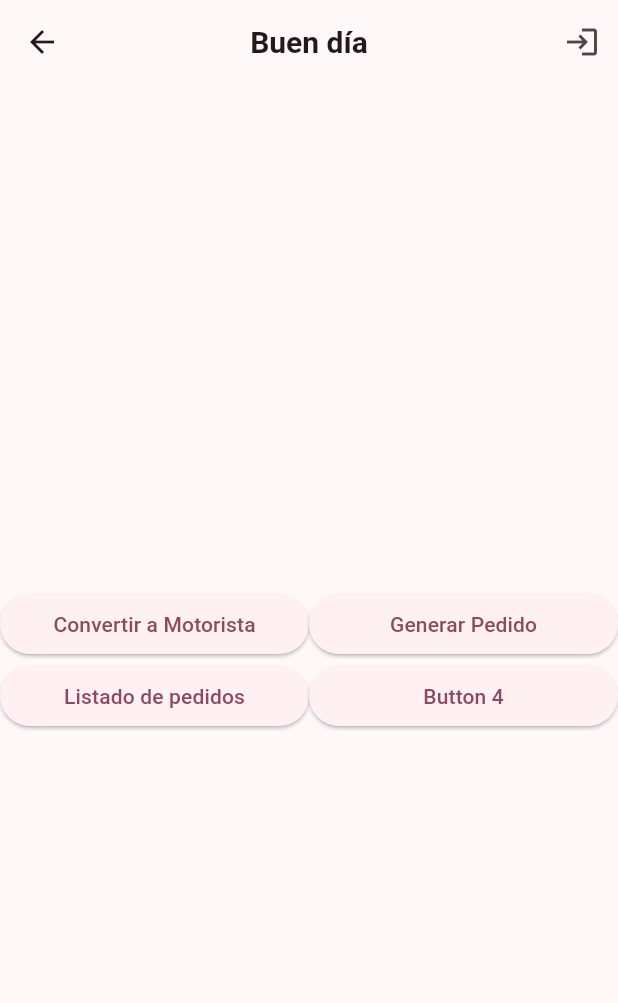
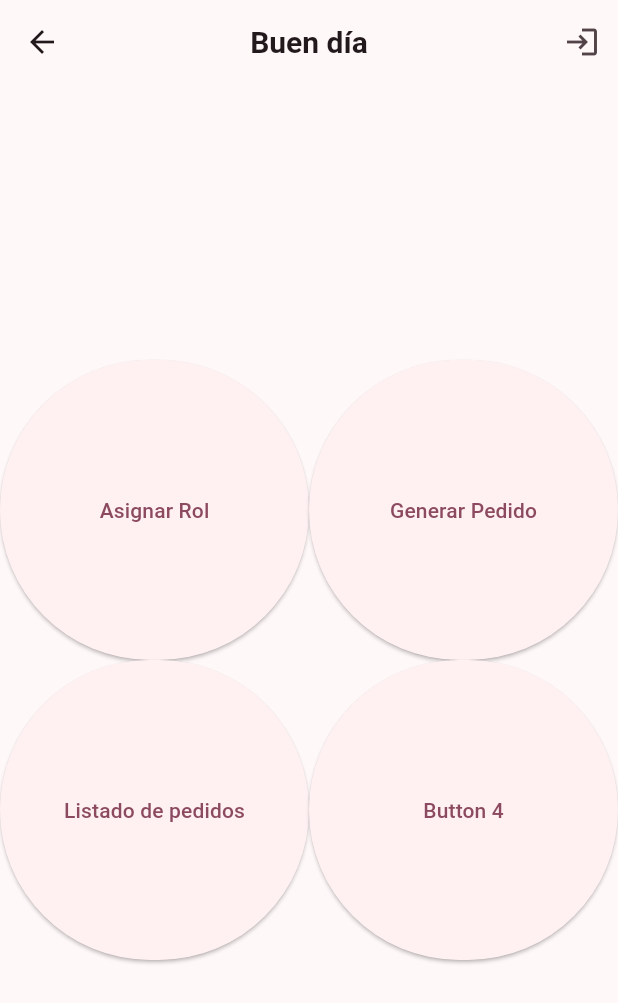
Before and after one commit to JairoGt/Test, a Flutter app: the AdminScreen screen opened directly, on a phone screen of 412 x 824 dp. Shown: the top 1003 px of the screen. Run offline on Flutter 3.47's test engine with Material 3 defaults, Android fonts, the phone set to English and light mode, and no system bars; our stand-ins replace cloud_firestore, firebase_auth, firebase_core; accounts and stored records are empty.

Commit message:
Cambio Aceptado nueva version 1.1.1

```diff
--- a/lib/Pages/admin_page.dart
+++ b/lib/Pages/admin_page.dart
@@ -1,3 +1,4 @@
+import 'package:appseguimiento/Pages/role_page.dart';
 import 'package:firebase_auth/firebase_auth.dart';
 import 'package:flutter/material.dart';
 
@@ -19,7 +20,7 @@
    final greeting = getGreeting();
   @override
   Widget build(BuildContext context) {
-    return Scaffold(
+    return  Scaffold(
       appBar: AppBar(
          centerTitle: true,
          title: Text(greeting, style: const TextStyle( fontSize: 20, fontWeight: FontWeight.bold)),
@@ -50,7 +51,6 @@
 
       ),
       body: Center(
-        child: Container(
         child: Column(
           mainAxisAlignment: MainAxisAlignment.center,
           children: [
@@ -58,28 +58,32 @@
               mainAxisAlignment: MainAxisAlignment.spaceAround,
               children: [
                 Expanded(
+                  child: AnimatedContainer(
+                    duration: Duration(milliseconds: 300),
+                    curve: Curves.easeInOut,
+                    width: 200,
+                    height: 200,
+
                     child: ElevatedButton(
-                      child: Text('Convertir a Motorista'),
+                      child: Text('Asignar Rol'),
                       onPressed: () {
-                       showDialog(
-            context: context,
-            builder: (context) => AlertDialog(
-              title: Text('Proximamente'),
-              content: Text('Esperalo'),
-              actions: <Widget>[
-                ElevatedButton(
-                  child: Text('OK'),
-                  onPressed: () {
-                    Navigator.pop(context);
-                  },
-                ),
-              ],
+                        Navigator.push(
+                          context,
+                          MaterialPageRoute(
+                            builder: (context) => RolePage(),
                           ),
                         );
                       },
                     ),
                   ),
+                ),
                 Expanded(
+                  child: AnimatedContainer(
+                    duration: Duration(milliseconds: 300),
+                    curve: Curves.easeInOut,
+                    width: 200,
+                    height: 200,
+
                     child: ElevatedButton(
                       child: Text('Generar Pedido'),
                       onPressed: () {
@@ -101,12 +105,19 @@
                       },
                     ),
                   ),
+                ),
               ],
             ),
             Row(
               mainAxisAlignment: MainAxisAlignment.spaceAround,
               children: [
                 Expanded(
+                  child: AnimatedContainer(
+                    duration: Duration(milliseconds: 300),
+                    curve: Curves.easeInOut,
+                    width: 200,
+                    height: 200,
+
                     child: ElevatedButton(
                       child: Text('Listado de pedidos'),
                       onPressed: () {
@@ -128,7 +139,14 @@
                       },
                     ),
                   ),
+                ),
                 Expanded(
+                  child: AnimatedContainer(
+                    duration: Duration(milliseconds: 300),
+                    curve: Curves.easeInOut,
+                    width: 200,
+                    height: 200,
+
                     child: ElevatedButton(
                       child: Text('Button 4'),
                       onPressed: () {
@@ -136,11 +154,11 @@
                       },
                     ),
                   ),
+                ),
               ],
             ),
 
           ],
-          ),
         ),
       ),
     );
--- a/lib/auth/signup.dart
+++ b/lib/auth/signup.dart
@@ -22,6 +22,7 @@
 
  registration() async {
 try {
+// ignore: unused_local_variable
 UserCredential userCredential = await FirebaseAuth.instance.createUserWithEmailAndPassword(
 email: mailcontroller.text,
 password: passwordcontroller.text,
--- a/pubspec.yaml
+++ b/pubspec.yaml
@@ -36,6 +36,7 @@
     sdk: flutter
   google_fonts: ^5.1.0
   intl: ^0.18.1
+  local_auth: ^2.1.6
 
 dev_dependencies:
   flutter_lints: ^2.0.0
```
Also changed, not shown: lib/Pages/utils/menu_utils.dart (deleted, +0 -73 lines), pubspec.lock, 2 other files. Lines whose indentation alone changed are shown as unchanged.
